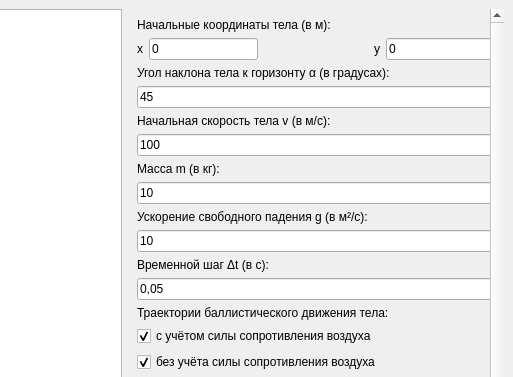
bogdan-nikitin/ballistic-trajectory, file programui.ui: the form before one commit; both pictures show x 643 to 1156 and y 0 to 377 of the 1156 by 728 pixel window.
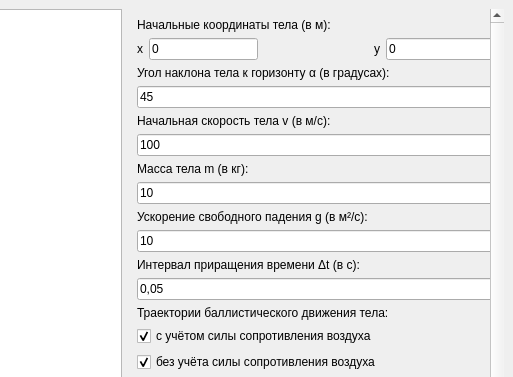
The form after the commit. Custom widgets are drawn as their Qt base class.

Commit message: Перенёс логику построения траекторий в отдельные функции и поместил их в файл calculate_flight.py (теперь их можно ускорить с помощью numba). Изменил валидаторы полей (добавил к ним дополнительные ограничения). Добавил отображение ошибки о превышении лимита итераций. Убрал проверки для дальности полёта в функции построения траекторий (т.к. при введнённых ограничениях на вводимые данные такие проверки не требуется). Поправил requirements.txt. Изменил некоторые названия в UI. Изменил фон графика на белый. Немного отрефакторил код

Diff of the .ui file:
```diff
--- a/programui.ui
+++ b/programui.ui
@@ -38,7 +38,7 @@
          <property name="geometry">
           <rect>
            <x>0</x>
-           <y>0</y>
+           <y>-141</y>
            <width>347</width>
            <height>887</height>
           </rect>
@@ -129,7 +129,7 @@
             <item>
              <widget class="QLabel" name="label_7">
               <property name="text">
-               <string>Масса m (в кг):</string>
+               <string>Масса тела m (в кг):</string>
               </property>
              </widget>
             </item>
@@ -157,7 +157,7 @@
             <item>
              <widget class="QLabel" name="label_12">
               <property name="text">
-               <string>Временной шаг Δt (в с):</string>
+               <string>Интервал приращения времени Δt (в с):</string>
               </property>
              </widget>
             </item>
```
The commit also changes 4 other files.
